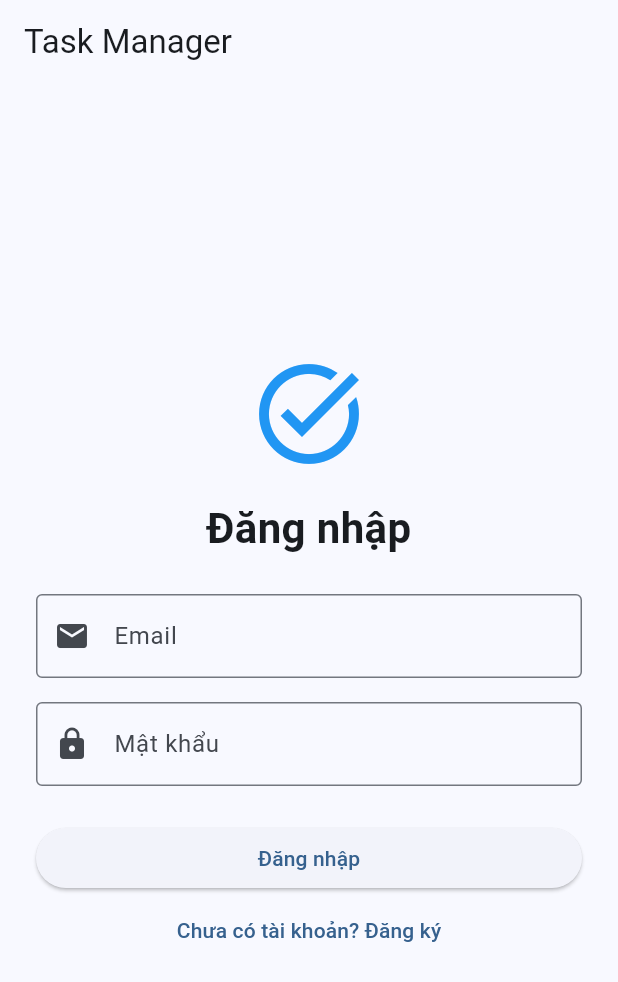
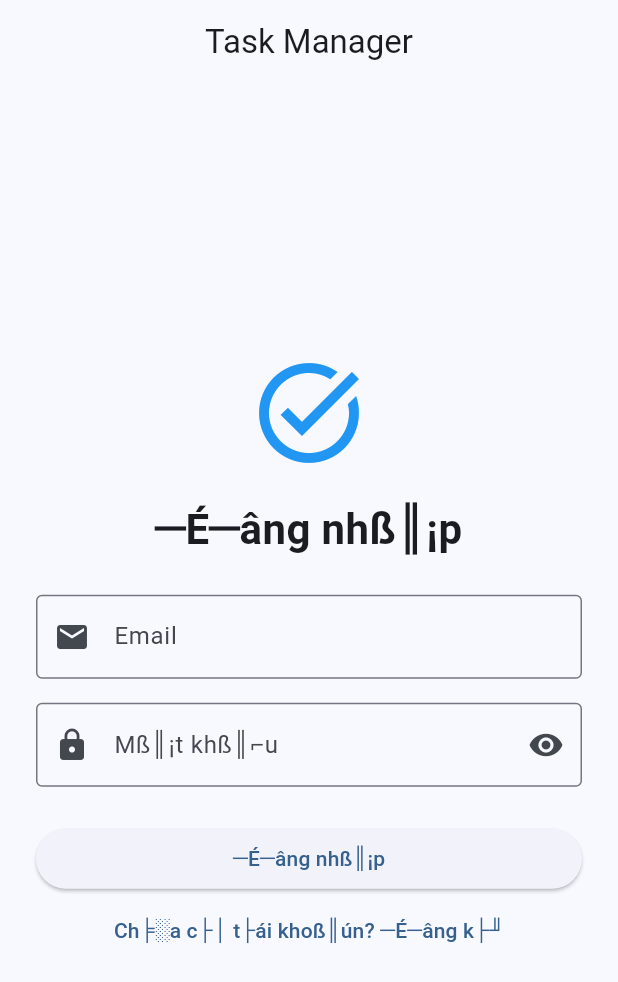
Before and after one commit to ptqnhukhmt2411051-alt/Case_Study_2_Task_Manager, a Flutter app: the screen it shows after launch, on a phone screen of 412 x 824 dp. Shown: the top 982 px of the screen. Run offline on Flutter 3.47's test engine with Material 3 defaults, Android fonts, the phone set to English and light mode, and no system bars.

Commit message:
Hoan thanh chuc nang Dangnhap

```diff
--- a/lib/login_screen.dart
+++ b/lib/login_screen.dart
@@ -2,6 +2,7 @@
 import 'package:flutter/material.dart';
 import 'auth_service.dart';
 import 'register_screen.dart';
+import 'home_screen.dart';
 
 class LoginScreen extends StatefulWidget {
   const LoginScreen({super.key});
@@ -16,6 +17,7 @@ class _LoginScreenState extends State<LoginScreen> {
   final authService = AuthService();
 
   bool loading = false;
+  bool hidePassword = true;
 
   @override
   void dispose() {
@@ -25,64 +27,86 @@ class _LoginScreenState extends State<LoginScreen> {
   }
 
   Future<void> handleLogin() async {
-    setState(() => loading = true);
+    if (loading) return;
+
+    final email = emailController.text.trim();
+    final password = passwordController.text;
+
+    if (email.isEmpty || password.isEmpty) {
+      ScaffoldMessenger.of(context).showSnackBar(
+        const SnackBar(
+          content: Text('Vui l├▓ng nhß║¡p email v├á mß║¡t khß║⌐u.'),
+        ),
+      );
+      return;
+    }
+
+    setState(() {
+      loading = true;
+    });
 
     try {
-      final result = await authService.login(
-        email: emailController.text.trim(),
-        password: passwordController.text,
+      await authService.login(
+        email: email,
+        password: password,
       );
 
       if (!mounted) return;
 
-      ScaffoldMessenger.of(context).showSnackBar(
-        SnackBar(content: Text(result['message'] ?? 'Dang nhap thanh cong')),
-      );
-
-      // Tam thoi hien thi thong tin tai khoan.
-      // Buoc tiep theo se chuyen sang man hinh chinh.
-      showDialog(
-        context: context,
-        builder: (_) => AlertDialog(
-          title: const Text('Đăng nhập thành công'),
-          content: Text('Xin chào ${result['user']?['name'] ?? ''}!'),
-          actions: [
-            TextButton(
-              onPressed: () => Navigator.pop(context),
-              child: const Text('Đóng'),
-            ),
-          ],
+      Navigator.pushReplacement(
+        context,
+        MaterialPageRoute<void>(
+          builder: (_) => const HomeScreen(),
         ),
       );
     } catch (e) {
       if (!mounted) return;
 
       ScaffoldMessenger.of(context).showSnackBar(
-        SnackBar(content: Text(e.toString().replaceFirst('Exception: ', ''))),
+        SnackBar(
+          content: Text(
+            e.toString().replaceFirst('Exception: ', ''),
+          ),
+        ),
       );
     } finally {
-      if (mounted) setState(() => loading = false);
+      if (mounted) {
+        setState(() {
+          loading = false;
+        });
+      }
     }
   }
 
   @override
   Widget build(BuildContext context) {
     return Scaffold(
-      appBar: AppBar(title: const Text('Task Manager')),
+      appBar: AppBar(
+        title: const Text('Task Manager'),
+        centerTitle: true,
+      ),
       body: Center(
         child: SingleChildScrollView(
           padding: const EdgeInsets.all(24),
           child: Column(
             crossAxisAlignment: CrossAxisAlignment.stretch,
             children: [
-              const Icon(Icons.task_alt, size: 80, color: Colors.blue),
+              const Icon(
+                Icons.task_alt,
+                size: 80,
+                color: Colors.blue,
+              ),
               const SizedBox(height: 16),
               const Text(
-                'Đăng nhập',
+                '─É─âng nhß║¡p',
                 textAlign: TextAlign.center,
-                style: TextStyle(fontSize: 28, fontWeight: FontWeight.bold),
+                style: TextStyle(
+                  fontSize: 28,
+                  fontWeight: FontWeight.bold,
+                ),
               ),
               const SizedBox(height: 24),
+
               TextField(
                 controller: emailController,
                 keyboardType: TextInputType.emailAddress,
@@ -93,30 +117,49 @@ class _LoginScreenState extends State<LoginScreen> {
                 ),
               ),
               const SizedBox(height: 16),
+
               TextField(
                 controller: passwordController,
-                obscureText: true,
-                decoration: const InputDecoration(
-                  labelText: 'Mật khẩu',
-                  border: OutlineInputBorder(),
-                  prefixIcon: Icon(Icons.lock),
+                obscureText: hidePassword,
+                decoration: InputDecoration(
+                  labelText: 'Mß║¡t khß║⌐u',
+                  border: const OutlineInputBorder(),
+                  prefixIcon: const Icon(Icons.lock),
+                  suffixIcon: IconButton(
+                    icon: Icon(
+                      hidePassword
+                          ? Icons.visibility
+                          : Icons.visibility_off,
+                    ),
+                    onPressed: () {
+                      setState(() {
+                        hidePassword = !hidePassword;
+                      });
+                    },
+                  ),
                 ),
               ),
               const SizedBox(height: 24),
+
               ElevatedButton(
                 onPressed: loading ? null : handleLogin,
-                child: Text(loading ? 'Đang đăng nhập...' : 'Đăng nhập'),
+                child: Text(
+                  loading ? '─Éang ─æ─âng nhß║¡p...' : '─É─âng nhß║¡p',
+                ),
               ),
+
               TextButton(
-                onPressed: () {
+                onPressed: loading
+                    ? null
+                    : () {
                   Navigator.push(
                     context,
-                    MaterialPageRoute(
+                    MaterialPageRoute<void>(
                       builder: (_) => const RegisterScreen(),
                     ),
                   );
                 },
-                child: const Text('Chưa có tài khoản? Đăng ký'),
+                child: const Text('Ch╞░a c├│ t├ái khoß║ún? ─É─âng k├╜'),
               ),
             ],
           ),
```
